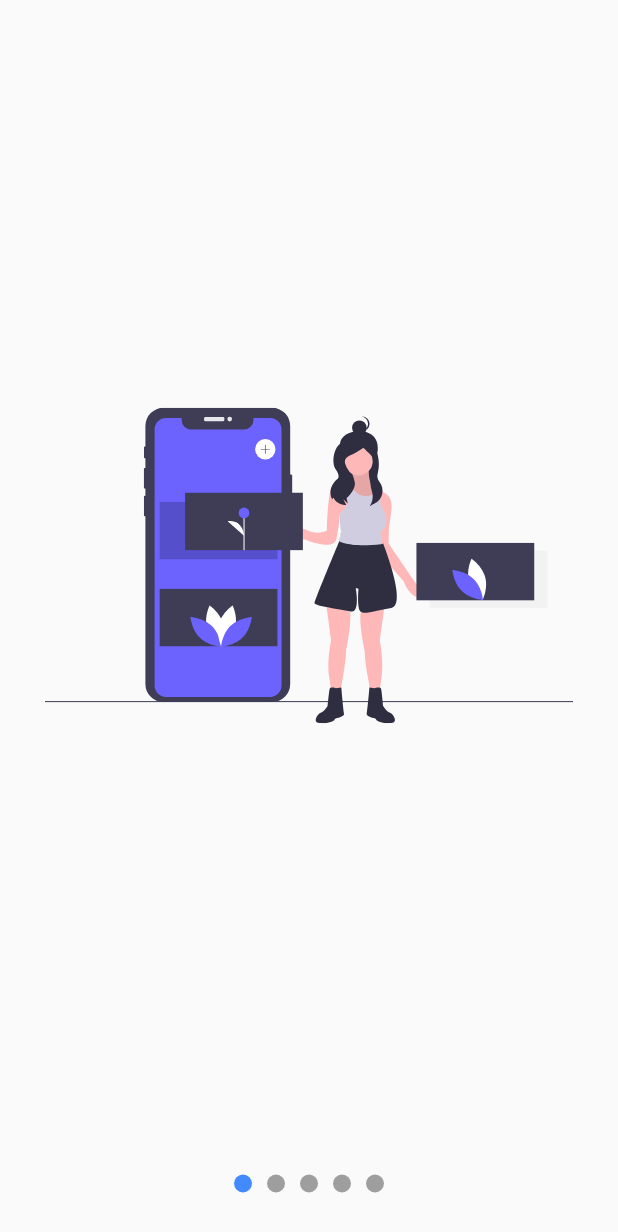
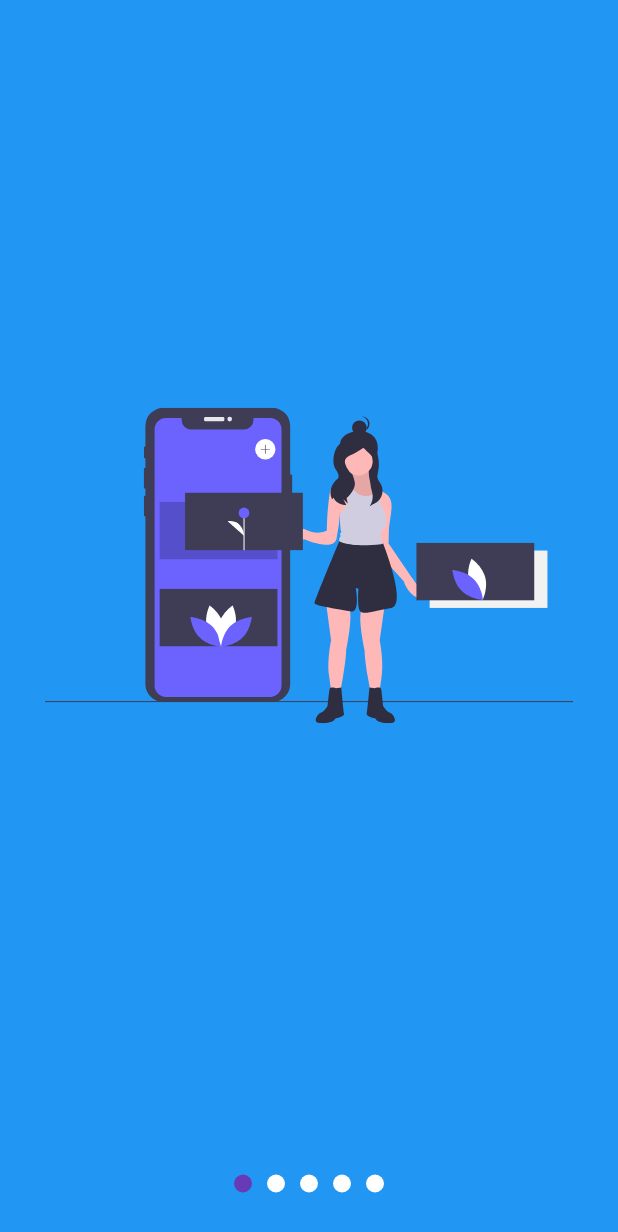
Before and after one commit to paulmrg-461/FlutterDesignsAndAnimationsUdemy, a Flutter app: the screen it shows after launch, on a phone screen of 412 x 824 dp. Shown: the top 1232 px of the screen. Run offline on Flutter 3.47's test engine with Material 2 defaults, Android fonts, the phone set to English and light mode, and no system bars; our stand-ins replace flutter_svg; missing offline and left inert: dart:ffi.

Commit message:
15. Slideshow customization

```diff
--- a/lib/src/pages/slideshow_page.dart
+++ b/lib/src/pages/slideshow_page.dart
@@ -6,7 +6,11 @@ class SlideshowPage extends StatelessWidget {
   @override
   Widget build(BuildContext context) {
     return Scaffold(
+        backgroundColor: Colors.blue,
         body: Slideshow(
+          //dotsPositionUp: true,
+          primaryColor: Colors.deepPurple,
+          secondaryColor: Colors.white,
           slides: [
             SvgPicture.asset('assets/images/slide-1.svg'),
             SvgPicture.asset('assets/images/slide-2.svg'),
--- a/lib/src/widgets/slideshow.dart
+++ b/lib/src/widgets/slideshow.dart
@@ -5,26 +5,41 @@ import 'package:app_designs/src/models/slider_model.dart';
 
 class Slideshow extends StatelessWidget {
   final List<Widget> slides;
-  Slideshow({@required this.slides});
+  final bool dotsPositionUp;
+  final Color primaryColor;
+  final Color secondaryColor;
+
+  Slideshow(
+      {@required this.slides,
+      this.dotsPositionUp = false,
+      this.primaryColor = Colors.blue,
+      this.secondaryColor = Colors.grey});
 
   @override
   Widget build(BuildContext context) {
     return ChangeNotifierProvider(
       create: (_) => new SliderModel(),
+      child: SafeArea(
         child: Center(
             child: Column(
           children: [
+            if (this.dotsPositionUp)
+              _Dots(this.slides.length, this.primaryColor, this.secondaryColor),
             Expanded(child: _Slides(this.slides)),
-          _Dots(this.slides.length)
+            if (!this.dotsPositionUp)
+              _Dots(this.slides.length, this.primaryColor, this.secondaryColor)
           ],
         )),
+      ),
     );
   }
 }
 
 class _Dots extends StatelessWidget {
   final int slidesCount;
-  _Dots(this.slidesCount);
+  final Color primaryColor;
+  final Color secondaryColor;
+  _Dots(this.slidesCount, this.primaryColor, this.secondaryColor);
   @override
   Widget build(BuildContext context) {
     return Container(
@@ -36,6 +51,8 @@ class _Dots extends StatelessWidget {
               this.slidesCount,
               (index) => _Dot(
                     index: index,
+                    primaryColor: this.primaryColor,
+                    secondaryColor: this.secondaryColor,
                   ))),
     );
   }
@@ -43,9 +60,9 @@ class _Dots extends StatelessWidget {
 
 class _Dot extends StatelessWidget {
   final int index;
-  _Dot({
-    this.index,
-  });
+  final Color primaryColor;
+  final Color secondaryColor;
+  _Dot({this.index, this.primaryColor, this.secondaryColor});
 
   @override
   Widget build(BuildContext context) {
@@ -57,8 +74,8 @@ class _Dot extends StatelessWidget {
       height: 12.0,
       decoration: BoxDecoration(
           color: (pageViewIndex >= index - 0.5 && pageViewIndex < index + 0.5)
-              ? Colors.blueAccent
-              : Colors.grey,
+              ? primaryColor
+              : secondaryColor,
           shape: BoxShape.circle),
     );
   }
```
Lines whose indentation alone changed are shown as unchanged.
